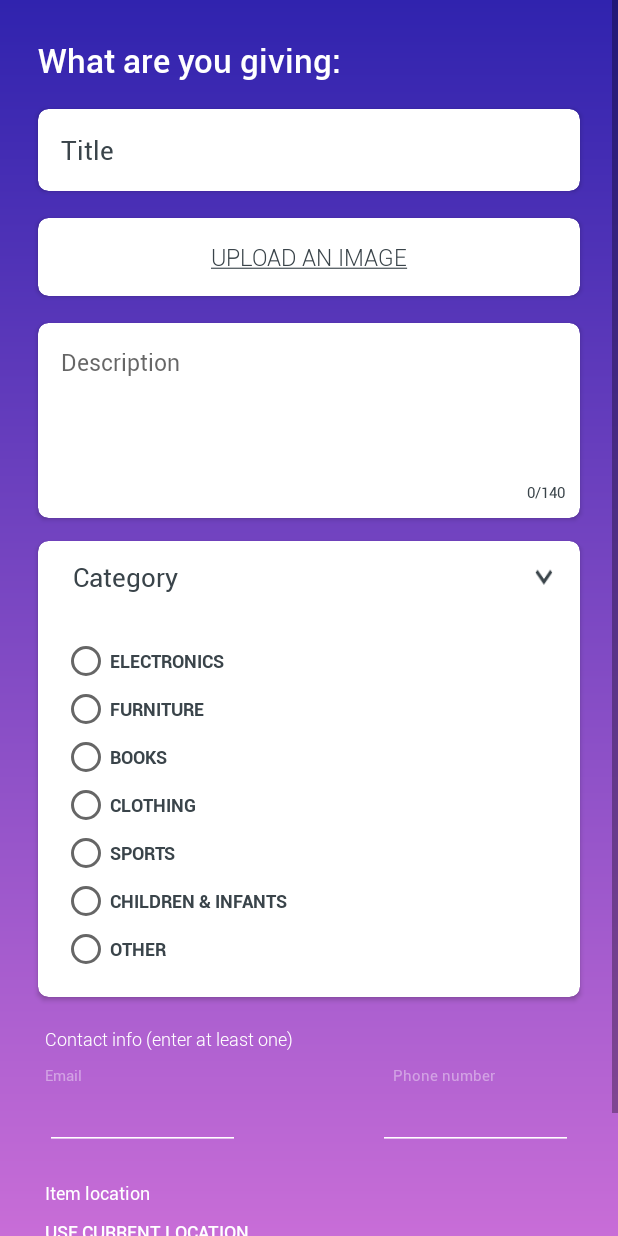
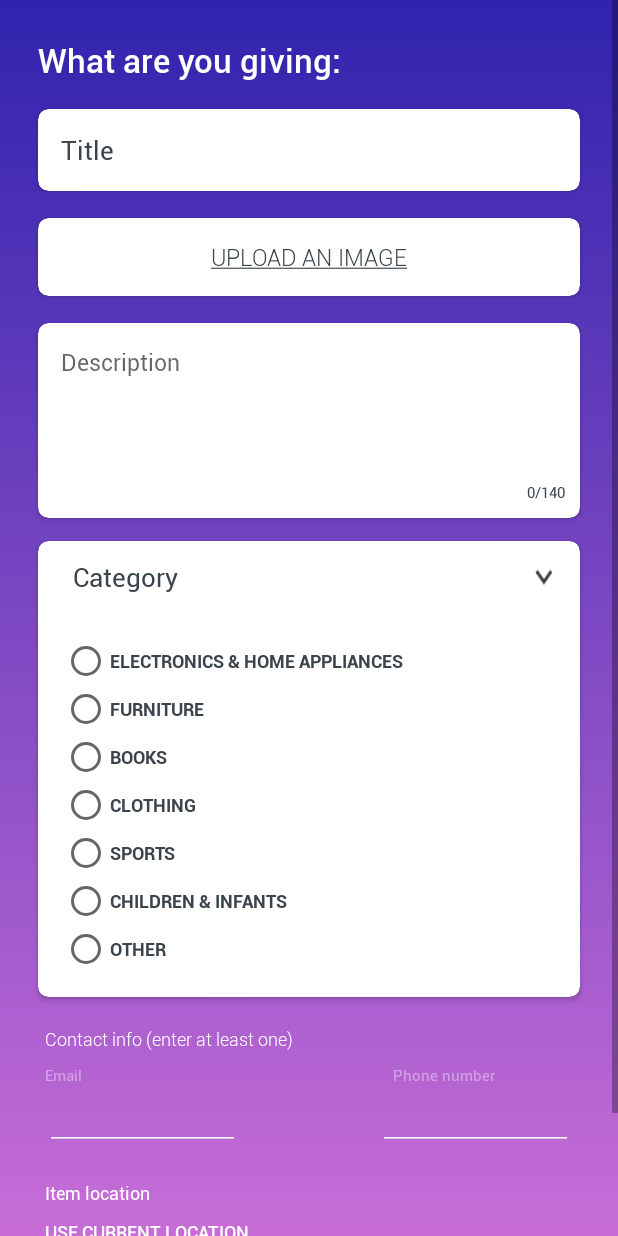
Before and after one commit to niminim44/Sappa-PostPc, an Android app: the fragment NewPostFragment shown on its own in the app's theme, on a phone screen of 412 x 824 dp. Run offline under Robolectric (Android 15) with nearby library versions, the phone set to English and light mode, and no system bars; our stand-ins replace ButterKnife, EventBus, Firebase (no records; nobody signed in at launch, a user with empty details on screens opened directly), RxJava; libraries missing offline, so code that uses them is left out: com.github.aakira.expandablelayout; plain views replace ExpandableLinearLayout; pictures from the network do not load; 5 statements that could not run were skipped.

Commit message:
first releaseˆ

```diff
--- a/app/src/main/java/com/postpc/nimrod/sappa_postpc/main/MainPresenter.java
+++ b/app/src/main/java/com/postpc/nimrod/sappa_postpc/main/MainPresenter.java
@@ -74,6 +74,7 @@ class MainPresenter implements MainContract.Presenter{
 
     @Override
     public void onFabClicked() {
+        calcFabMarginsInPixels();
         switch (currentPagePosition){
             case NEARBY_POSITION:
                 view.slideDownFab(fabMarginsInPx);
@@ -100,17 +101,20 @@ class MainPresenter implements MainContract.Presenter{
 
     @Override
     public void onBackPressed() {
+        calcFabMarginsInPixels();
         view.slideUpFab(fabMarginsInPx);
     }
 
     @Subscribe
     public void onNearbyPostClicked(NearbyPostClickedEvent event){
+        calcFabMarginsInPixels();
         view.openNearbyPostFragment(event.getNearbyPostModel());
         view.slideDownFab(fabMarginsInPx);
     }
 
     @Subscribe
     public void onMyPostClicked(MyPostClickedEvent event){
+        calcFabMarginsInPixels();
         view.openMyPostFragment(event.getMyPostModel());
         view.slideDownFab(fabMarginsInPx);
     }
@@ -153,6 +157,7 @@ class MainPresenter implements MainContract.Presenter{
     }
 
     private void handleFab(int position) {
+        calcFabMarginsInPixels();
         switch (position){
             case NEARBY_POSITION:
                 view.slideUpFab(fabMarginsInPx);
--- a/app/src/main/java/com/postpc/nimrod/sappa_postpc/main/nearby/NearbyContract.java
+++ b/app/src/main/java/com/postpc/nimrod/sappa_postpc/main/nearby/NearbyContract.java
@@ -1,5 +1,7 @@
 package com.postpc.nimrod.sappa_postpc.main.nearby;
 
+
+import android.location.LocationManager;
 
 import com.postpc.nimrod.sappa_postpc.models.PostModel;
 
@@ -20,6 +22,8 @@ public interface NearbyContract {
         void showNoPostsAvailableTextView();
 
         void hideNoPostsAvailableTextView();
+
+        LocationManager getLocationManager();
     }
 
     interface Presenter{
--- a/app/src/main/java/com/postpc/nimrod/sappa_postpc/main/nearby/NearbyFragment.java
+++ b/app/src/main/java/com/postpc/nimrod/sappa_postpc/main/nearby/NearbyFragment.java
@@ -65,7 +65,6 @@ public class NearbyFragment extends Fragment implements NearbyContract.View{
         presenter = new NearbyPresenter(this,
                 new Preferences(requireContext().getSharedPreferences(Preferences.PREFS_NAME, MODE_PRIVATE)),
                 new LocationUtils(requireContext(), requireActivity()),
-                (LocationManager) requireContext().getSystemService(LOCATION_SERVICE),
                 (ConnectivityManager)requireContext().getSystemService(CONNECTIVITY_SERVICE),
                 EventBus.getDefault());
         presenter.init();
@@ -106,6 +105,11 @@ public class NearbyFragment extends Fragment implements NearbyContract.View{
     }
 
     @Override
+    public LocationManager getLocationManager() {
+        return (LocationManager) requireContext().getSystemService(LOCATION_SERVICE);
+    }
+
+    @Override
     public void onDestroy() {
         super.onDestroy();
         presenter.onDestroy();
--- a/app/src/main/res/layout/fragment_new_post_new.xml
+++ b/app/src/main/res/layout/fragment_new_post_new.xml
@@ -419,6 +419,8 @@
             android:layout_height="30dp"
             android:layout_marginTop="9dp"
             android:visibility="gone"
+            android:backgroundTint="@color/white"
+            android:background="@xml/white_progress_bar"
             app:layout_constraintTop_toBottomOf="@id/or_text_view"
             app:layout_constraintStart_toStartOf="@id/or_text_view"/>
 
@@ -470,11 +472,13 @@
 
         <ProgressBar
             android:id="@+id/publish_progress_bar"
-            android:layout_width="40dp"
-            android:layout_height="40dp"
+            android:layout_width="wrap_content"
+            android:layout_height="wrap_content"
             android:layout_marginTop="25dp"
             android:layout_marginBottom="20dp"
+            android:backgroundTint="@color/white"
             android:visibility="gone"
+            android:background="@xml/white_progress_bar"
             app:layout_constraintStart_toStartOf="parent"
             app:layout_constraintEnd_toEndOf="parent"
             app:layout_constraintTop_toBottomOf="@id/location_progress_bar"
--- a/app/src/main/res/values/strings.xml
+++ b/app/src/main/res/values/strings.xml
@@ -28,7 +28,7 @@
     <string name="description">Description</string>
     <string name="empty_description">0/140</string>
     <string name="category">Category</string>
-    <string name="electronics">ELECTRONICS</string>
+    <string name="electronics">ELECTRONICS &amp; HOME APPLIANCES</string>
     <string name="furniture">FURNITURE</string>
     <string name="books">BOOKS</string>
     <string name="clothing">CLOTHING</string>
--- /dev/null
+++ b/app/src/main/res/xml/white_progress_bar.xml
@@ -0,0 +1,15 @@
+<?xml version="1.0" encoding="utf-8"?>
+<rotate xmlns:android="http://schemas.android.com/apk/res/android"
+    android:pivotX="50%" android:pivotY="50%" android:fromDegrees="0"
+    android:toDegrees="360">
+    <shape android:shape="ring" android:innerRadiusRatio="3"
+        android:thicknessRatio="16" android:useLevel="false">
+
+        <size android:width="76dip" android:height="76dip" />
+        <gradient android:type="sweep" android:useLevel="false"
+            android:startColor="#447a29"
+            android:endColor="#447a29"
+            android:angle="0"
+            />
+    </shape>
+</rotate>
```
Also changed, not shown: app/src/main/java/com/postpc/nimrod/sappa_postpc/main/nearby/NearbyPresenter.java (+9 -4 lines), app/src/main/res/drawable/white_progress_bar.xml (added, +15 -0 lines).
